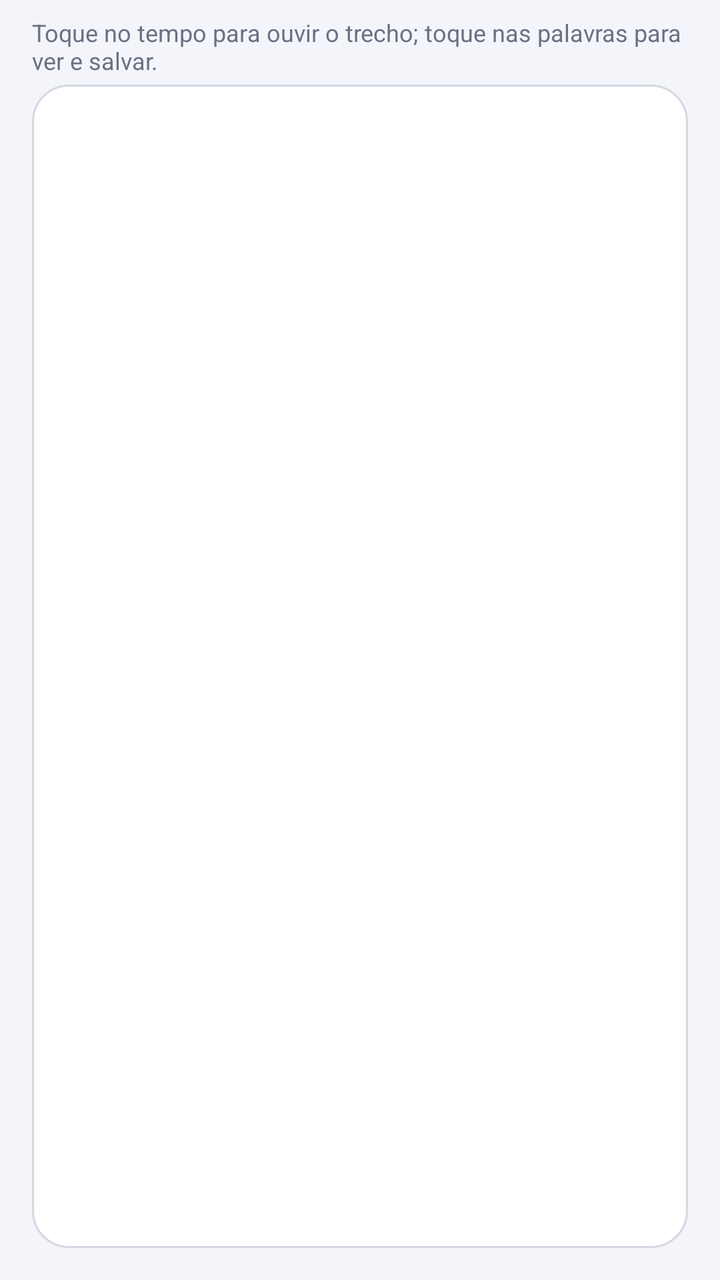
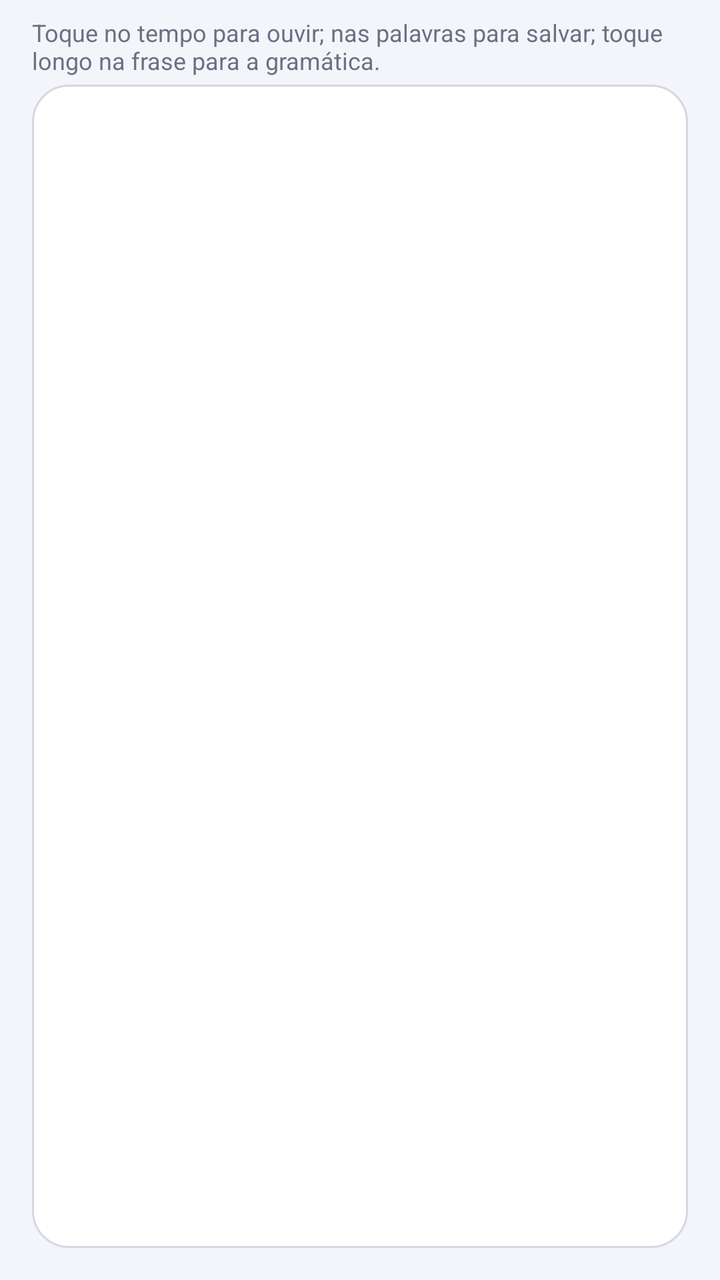

Before-and-after screenshots of an Android layout around one commit, followed by the original layout XML and the change that was made.
<!-- AndroidManifest.xml: application theme Theme.LegendaJP -->
<!-- res/layout/activity_viewer.xml -->
<?xml version="1.0" encoding="utf-8"?>
<LinearLayout xmlns:android="http://schemas.android.com/apk/res/android"
    android:layout_width="match_parent"
    android:layout_height="match_parent"
    android:orientation="vertical"
    android:paddingStart="16dp"
    android:paddingEnd="16dp"
    android:paddingBottom="16dp">

    
    <LinearLayout
        android:id="@+id/player"
        android:layout_width="match_parent"
        android:layout_height="wrap_content"
        android:orientation="horizontal"
        android:gravity="center_vertical"
        android:background="@drawable/bg_card"
        android:paddingStart="12dp"
        android:paddingEnd="16dp"
        android:paddingTop="8dp"
        android:paddingBottom="8dp"
        android:visibility="gone">

        <Button
            android:id="@+id/btnPlay"
            style="@style/Button.Primary"
            android:layout_width="56dp"
            android:layout_height="48dp"
            android:minHeight="48dp"
            android:minWidth="56dp"
            android:paddingStart="0dp"
            android:paddingEnd="0dp"
            android:text="▶" />

        <SeekBar
            android:id="@+id/seek"
            android:layout_width="0dp"
            android:layout_height="wrap_content"
            android:layout_weight="1"
            android:layout_marginStart="8dp" />

        <TextView
            android:id="@+id/time"
            android:layout_width="wrap_content"
            android:layout_height="wrap_content"
            android:fontFamily="monospace"
            android:textColor="@color/text_secondary"
            android:textSize="13sp"
            android:text="00:00" />
    </LinearLayout>

    <TextView
        android:id="@+id/hint"
        android:layout_width="match_parent"
        android:layout_height="wrap_content"
        android:layout_marginTop="8dp"
        android:layout_marginBottom="4dp"
        android:textColor="@color/text_secondary"
        android:textSize="12sp"
        android:text="Toque no tempo para ouvir o trecho; toque nas palavras para ver e salvar." />

    <ListView
        android:id="@+id/lines"
        android:layout_width="match_parent"
        android:layout_height="0dp"
        android:layout_weight="1"
        android:background="@drawable/bg_card"
        android:divider="@color/outline"
        android:dividerHeight="1dp"
        android:paddingTop="4dp"
        android:paddingBottom="4dp"
        android:clipToPadding="false" />
</LinearLayout>
<!-- resources referenced by this layout -->
<resources>
  <color name="outline">#D5D8E3</color>
  <color name="text_secondary">#6B7083</color>
  <!-- drawable bg_card (drawable) -->
  <?xml version="1.0" encoding="utf-8"?>
  <shape xmlns:android="http://schemas.android.com/apk/res/android" android:shape="rectangle">
      <solid android:color="@color/card" />
      <stroke android:width="1dp" android:color="@color/outline" />
      <corners android:radius="18dp" />
  </shape>
  <style name="Button.Primary" parent="@android:style/Widget.DeviceDefault.Button">
          <item name="android:background">@drawable/bg_button_primary</item>
          <item name="android:textColor">#FFFFFF</item>
          <item name="android:textSize">17sp</item>
          <item name="android:textStyle">bold</item>
          <item name="android:textAllCaps">false</item>
          <item name="android:minHeight">56dp</item>
          <item name="android:stateListAnimator">@null</item>
      </style>
  <style name="Theme.LegendaJP" parent="@android:style/Theme.DeviceDefault.DayNight">
          <item name="android:colorPrimary">@color/primary</item>
          <item name="android:colorAccent">@color/accent</item>
          <item name="android:windowBackground">@color/background</item>
          <item name="android:statusBarColor">@color/background</item>
          <item name="android:navigationBarColor">@color/background</item>
          <item name="android:windowLightStatusBar">true</item>
          <item name="android:windowLightNavigationBar">true</item>
          <item name="android:textColorPrimary">@color/text</item>
          <item name="android:textColorSecondary">@color/text_secondary</item>
          <item name="android:actionBarStyle">@style/LegendaJP.ActionBar</item>
      </style>
  <color name="card">#FFFFFF</color>
  <!-- drawable bg_button_primary (drawable) -->
  <?xml version="1.0" encoding="utf-8"?>
  <ripple xmlns:android="http://schemas.android.com/apk/res/android" android:color="#33FFFFFF">
      <item>
          <shape android:shape="rectangle">
              <solid android:color="@color/accent" />
              <corners android:radius="28dp" />
          </shape>
      </item>
  </ripple>
  <color name="primary">#1E2A5A</color>
  <color name="accent">#3D5AFE</color>
  <color name="background">#F4F5FA</color>
  <color name="text">#1A1C23</color>
  <style name="LegendaJP.ActionBar" parent="@android:style/Widget.DeviceDefault.ActionBar.Solid">
          <item name="android:background">@color/background</item>
          <item name="android:elevation">0dp</item>
          <item name="android:titleTextStyle">@style/LegendaJP.ActionBar.Title</item>
      </style>
  <style name="LegendaJP.ActionBar.Title" parent="@android:style/TextAppearance.DeviceDefault.Widget.ActionBar.Title">
          <item name="android:textColor">@color/text</item>
          <item name="android:textStyle">bold</item>
      </style>
</resources>

<!-- the commit's change to res/layout/activity_viewer.xml (unified diff, before → after) -->
@@ -57,7 +57,7 @@
         android:layout_marginBottom="4dp"
         android:textColor="@color/text_secondary"
         android:textSize="12sp"
-        android:text="Toque no tempo para ouvir o trecho; toque nas palavras para ver e salvar." />
+        android:text="Toque no tempo para ouvir; nas palavras para salvar; toque longo na frase para a gramática." />
 
     <ListView
         android:id="@+id/lines"
